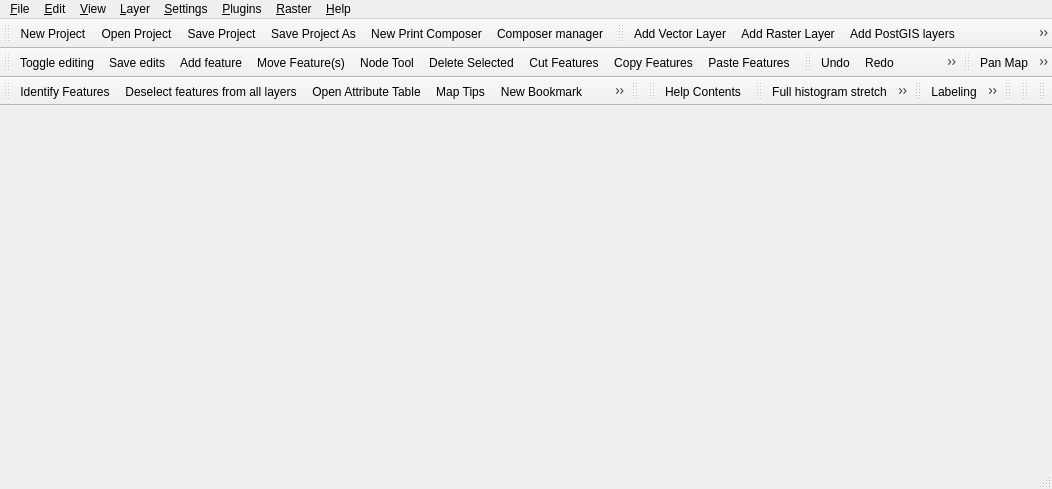
Above: src/ui/qgisapp.ui from kadas-albireo/kadas-albireo before the change. Below: the same form after it.
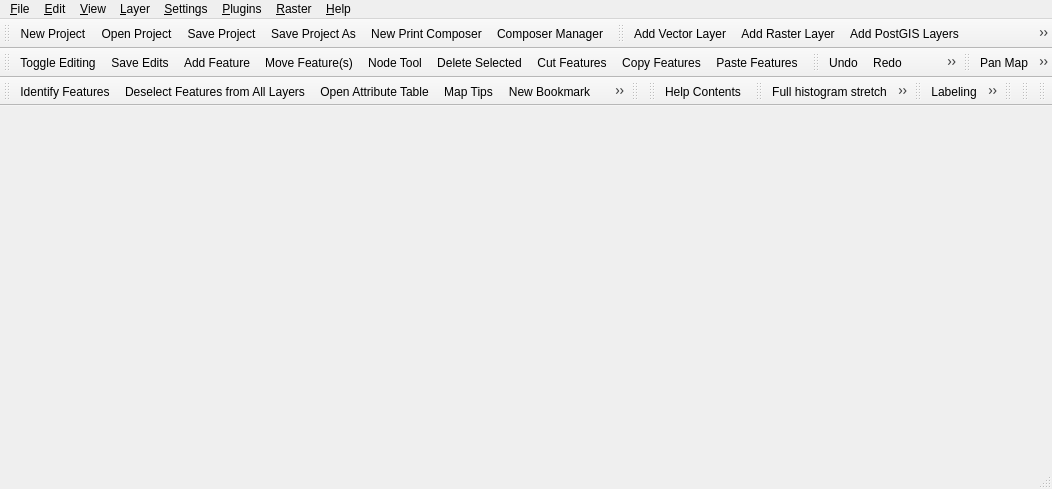
That is the form after the change. Icons and pictures are not drawn.

Commit message: Make the capitalization of menu items and tools consistent in the main window and layer popup UI.

The edit to the form file:
```diff
--- a/src/ui/qgisapp.ui
+++ b/src/ui/qgisapp.ui
@@ -497,7 +497,7 @@
      <normaloff>:/images/themes/default/mActionComposerManager.png</normaloff>:/images/themes/default/mActionComposerManager.png</iconset>
    </property>
    <property name="text">
-    <string>Composer manager...</string>
+    <string>Composer Manager...</string>
    </property>
   </action>
   <action name="mActionExit">
@@ -584,7 +584,7 @@
      <normaloff>:/images/themes/default/mActionAddFeature.png</normaloff>:/images/themes/default/mActionAddFeature.png</iconset>
    </property>
    <property name="text">
-    <string>Add feature</string>
+    <string>Add Feature</string>
    </property>
    <property name="shortcut">
     <string>Ctrl+.</string>
@@ -701,7 +701,7 @@
      <normaloff>:/images/themes/default/mActionMergeFeatures.png</normaloff>:/images/themes/default/mActionMergeFeatures.png</iconset>
    </property>
    <property name="text">
-    <string>Merge selected features</string>
+    <string>Merge Selected Features</string>
    </property>
   </action>
   <action name="mActionMergeFeatureAttributes">
@@ -710,7 +710,7 @@
      <normaloff>:/images/themes/default/mActionMergeFeatureAttributes.png</normaloff>:/images/themes/default/mActionMergeFeatureAttributes.png</iconset>
    </property>
    <property name="text">
-    <string>Merge attributes of selected features</string>
+    <string>Merge Attributes of Selected Features</string>
    </property>
   </action>
   <action name="mActionNodeTool">
@@ -850,7 +850,7 @@
      <normaloff>:/images/themes/default/mActionDeselectAll.png</normaloff>:/images/themes/default/mActionDeselectAll.png</iconset>
    </property>
    <property name="text">
-    <string>Deselect features from all layers</string>
+    <string>Deselect Features from All Layers</string>
    </property>
   </action>
   <action name="mActionIdentify">
@@ -1128,7 +1128,7 @@
      <normaloff>:/images/themes/default/mActionAddLayer.png</normaloff>:/images/themes/default/mActionAddLayer.png</iconset>
    </property>
    <property name="text">
-    <string>Add PostGIS layers...</string>
+    <string>Add PostGIS Layers...</string>
    </property>
    <property name="shortcut">
     <string>Ctrl+Shift+D</string>
@@ -1176,7 +1176,7 @@
      <normaloff>:/images/themes/default/mActionToggleEditing.png</normaloff>:/images/themes/default/mActionToggleEditing.png</iconset>
    </property>
    <property name="text">
-    <string>Toggle editing</string>
+    <string>Toggle Editing</string>
    </property>
    <property name="statusTip">
     <string>Toggles the editing state of the current layer</string>
@@ -1188,7 +1188,7 @@
      <normaloff>:/images/themes/default/mActionSaveEdits.png</normaloff>:/images/themes/default/mActionSaveEdits.png</iconset>
    </property>
    <property name="text">
-    <string>Save edits</string>
+    <string>Save Edits</string>
    </property>
    <property name="statusTip">
     <string>Save edits to current layer, but continue editing</string>
@@ -1615,7 +1615,7 @@
      <normaloff>:/images/themes/default/mActionOffsetCurve.png</normaloff>:/images/themes/default/mActionOffsetCurve.png</iconset>
    </property>
    <property name="text">
-    <string>Offset curve</string>
+    <string>Offset Curve</string>
    </property>
   </action>
  </widget>
```
Left out of the diff: 28 changed lines with no effect on the pictures. The commit also changes 2 other files.
